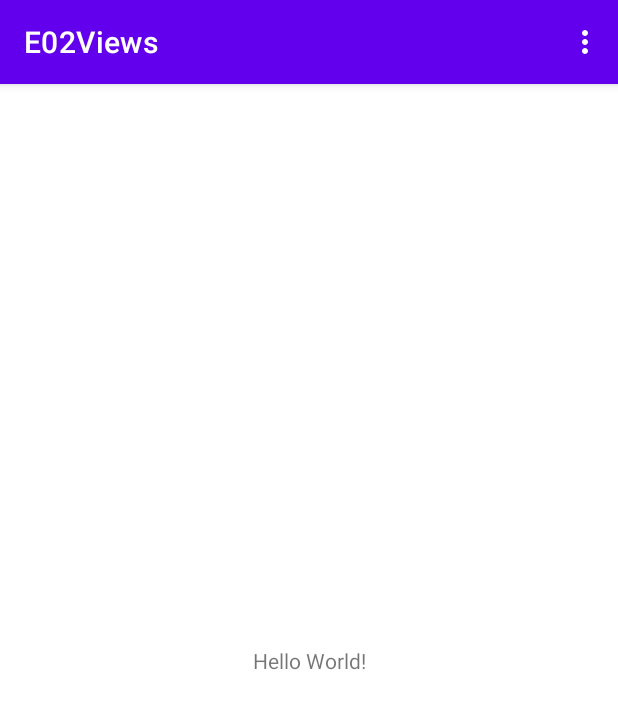
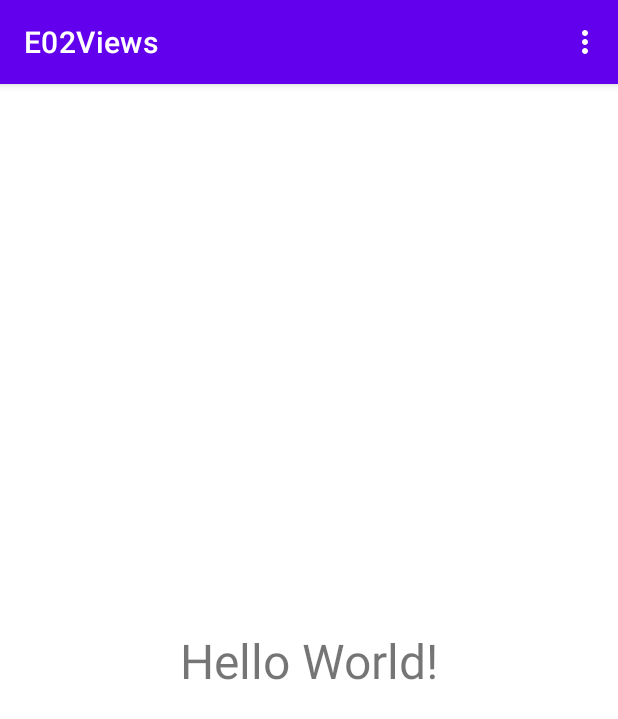
Before and after one commit to Min-Gwiyeon/E02Views, an Android app: the screen it shows after launch (MainActivity), on a phone screen of 412 x 824 dp. Shown: the top 719 px of the screen. Run offline under Robolectric (Android 15) with nearby library versions, the phone set to English and light mode, and no system bars.

Commit message:
Hello World 폰트 크기

```diff
--- a/app/src/main/res/layout/activity_main.xml
+++ b/app/src/main/res/layout/activity_main.xml
@@ -10,6 +10,7 @@
         android:layout_width="wrap_content"
         android:layout_height="wrap_content"
         android:text="Hello World!"
+        android:textSize="32sp"
         app:layout_constraintBottom_toBottomOf="parent"
         app:layout_constraintLeft_toLeftOf="parent"
         app:layout_constraintRight_toRightOf="parent"
```
